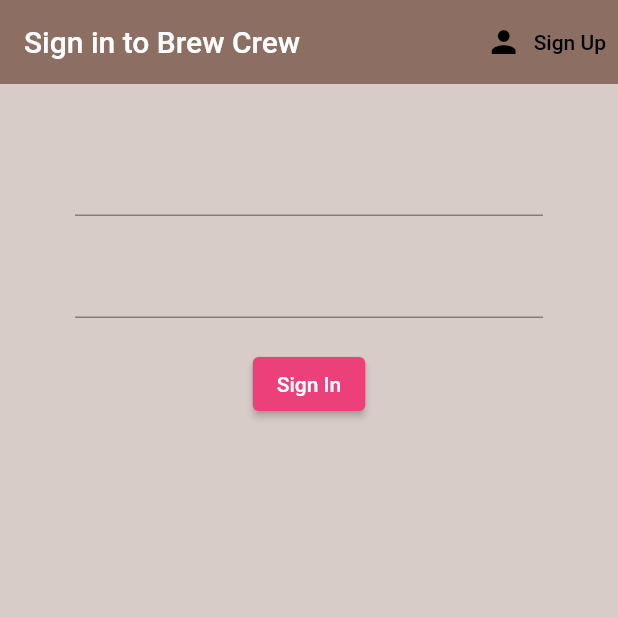
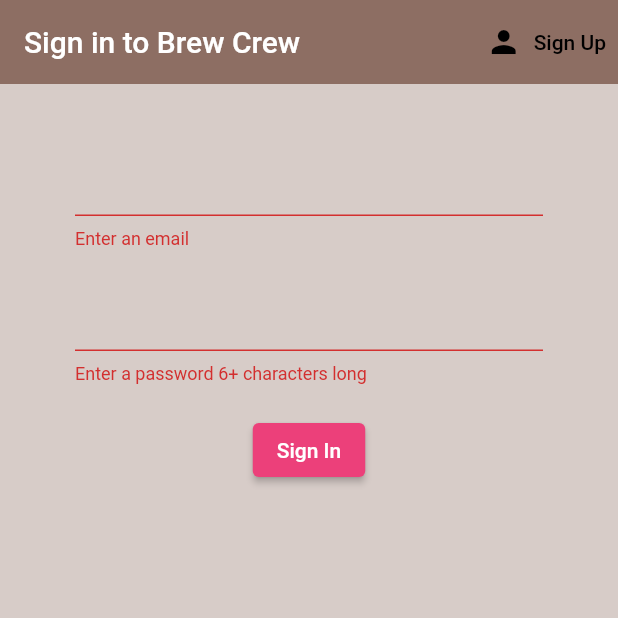
Before and after one commit to skeptickal/BrewCrew, a Flutter app: the screen it shows after launch, after a tap on "Sign In", on a phone screen of 412 x 824 dp, the top half of it. Run offline on Flutter 3.47's test engine with Material 2 defaults, Android fonts, the phone set to English and light mode, and no system bars; our stand-ins replace firebase_auth, firebase_core; accounts and stored records are empty.

```diff
--- a/brew_crew/lib/main.dart
+++ b/brew_crew/lib/main.dart
@@ -12,7 +12,9 @@ Future<void> main() async {
   AuthService authService = AuthService();
   runApp(StreamProvider<MyUser?>.value(
     value: authService.user,
-    catchError: (_, __) {},
+    catchError: (_, __) {
+      return null;
+    },
     initialData: null,
     child: const MaterialApp(
       home: Wrapper(),
--- a/brew_crew/lib/screens/authenticate/register.dart
+++ b/brew_crew/lib/screens/authenticate/register.dart
@@ -92,8 +92,8 @@ class _RegisterState extends State<Register> {
                   style: TextStyle(color: Colors.white),
                 ),
               ),
-              SizedBox(height: 20),
-              Text(error, style: TextStyle(color: Colors.red, fontSize: 14.0))
+              const SizedBox(height: 20),
+              Text(error, style: const TextStyle(color: Colors.red, fontSize: 14.0))
             ]),
           )),
     );
--- a/brew_crew/lib/screens/authenticate/sign_in.dart
+++ b/brew_crew/lib/screens/authenticate/sign_in.dart
@@ -14,10 +14,12 @@ class SignIn extends StatefulWidget {
 
 class _SignInState extends State<SignIn> {
   final AuthService _auth = AuthService();
+  final _formKey = GlobalKey<FormState>();
 
   //text field state
   String email = '';
   String password = '';
+  String error = '';
 
   @override
   Widget build(BuildContext context) {
@@ -49,9 +51,11 @@ class _SignInState extends State<SignIn> {
             horizontal: 50,
           ),
           child: Form(
+            key: _formKey,
             child: Column(children: [
               const SizedBox(height: 20),
               TextFormField(
+                validator: (value) => value!.isEmpty ? 'Enter an email' : null,
                 onChanged: (value) {
                   setState(() {
                     email = value;
@@ -60,6 +64,9 @@ class _SignInState extends State<SignIn> {
               ),
               const SizedBox(height: 20),
               TextFormField(
+                validator: (value) => value!.length < 6
+                    ? 'Enter a password 6+ characters long'
+                    : null,
                 obscureText: true,
                 onChanged: (value) {
                   setState(() {
@@ -69,16 +76,26 @@ class _SignInState extends State<SignIn> {
               ),
               const SizedBox(height: 20),
               ElevatedButton(
-                  style: ElevatedButton.styleFrom(
-                      backgroundColor: Colors.pink[400]),
-                  onPressed: () {
-                    print(email);
-                    print(password);
-                  },
-                  child: const Text(
-                    'Sign In',
-                    style: TextStyle(color: Colors.white),
-                  ))
+                style:
+                    ElevatedButton.styleFrom(backgroundColor: Colors.pink[400]),
+                onPressed: () async {
+                  if (_formKey.currentState!.validate()) {
+                    print('valid');
+                    // if (result == null) {
+                    //   setState(() {
+                    //     error = 'please supply a valid email';
+                    //   });
+                    // }
+                  }
+                },
+                child: const Text(
+                  'Sign In',
+                  style: TextStyle(color: Colors.white),
+                ),
+              ),
+              const SizedBox(height: 20),
+              Text(error,
+                  style: const TextStyle(color: Colors.red, fontSize: 14.0))
             ]),
           )),
     );
```
